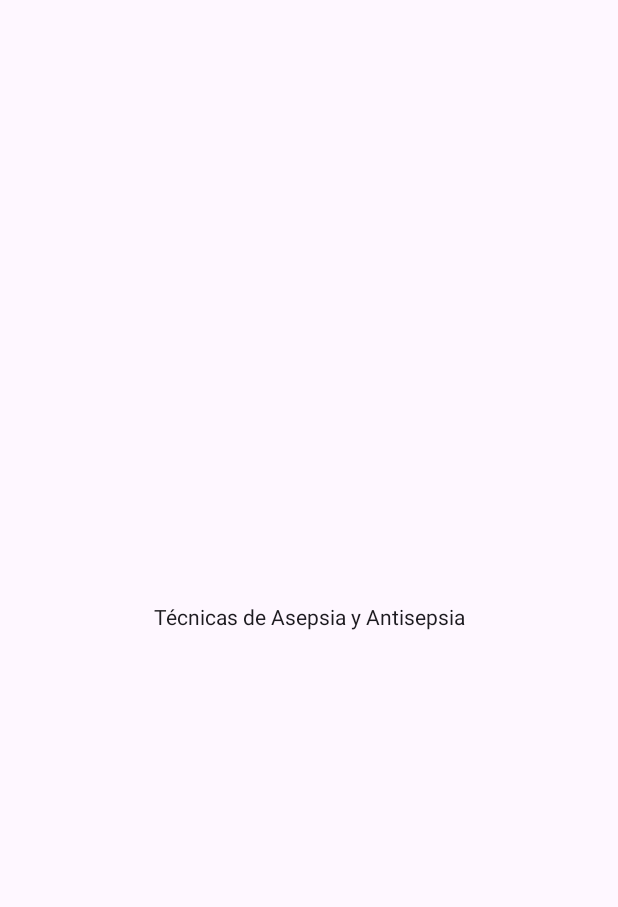
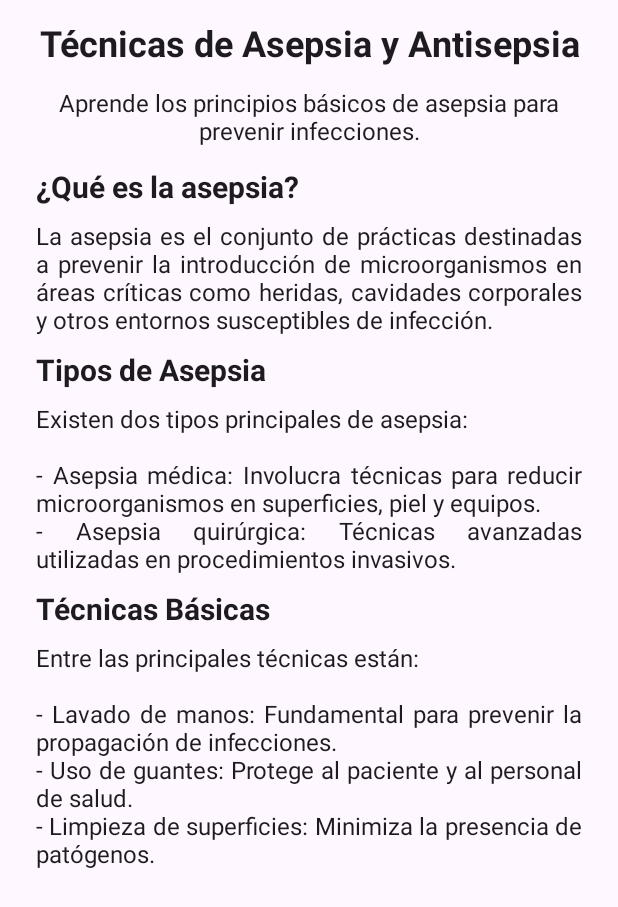
Before and after one commit to ElVatoEste/PracticaPro, an Android app built with Jetpack Compose: the AsepsiaScreen screen opened through its navigation route, on a phone screen of 412 x 824 dp. Before the commit the part shown is almost empty. Shown: the top 907 px of the screen. Run offline under Robolectric (Android 15) with nearby library versions, the phone set to English and light mode, and no system bars.

Commit message:
Inicio del primer modulo

```diff
--- a/app/src/main/java/com/example/practicapro/ui/navigation/AppNavigation.kt
+++ b/app/src/main/java/com/example/practicapro/ui/navigation/AppNavigation.kt
@@ -22,9 +22,9 @@ fun AppNavigation() {
         composable("main") { MainScreen(navController) }
         // Pantallas de los Módulos
         composable("calculadora") { CalculadoraScreen() }
-        composable("tecnicas_de_asepsia_y_antisepsia") { AsepsiaScreen() }
-        composable("procedimientos_basicos") { ProcedimientosScreen() }
-        composable("administracion_de_medicamentos") { MedicamentosScreen() }
-        composable("urgencias_medicas") { UrgenciasScreen() }
+        composable("tecnicas") { AsepsiaScreen() }
+        composable("procedimientos") { ProcedimientosScreen() }
+        composable("administracion") { MedicamentosScreen() }
+        composable("urgencias") { UrgenciasScreen() }
     }
 }
--- a/app/src/main/java/com/example/practicapro/ui/screen/modules/AsepsiaScreen.kt
+++ b/app/src/main/java/com/example/practicapro/ui/screen/modules/AsepsiaScreen.kt
@@ -1,18 +1,89 @@
 package com.example.practicapro.ui.screen.modules
 
-import androidx.compose.foundation.layout.Box
-import androidx.compose.foundation.layout.fillMaxSize
+import androidx.compose.foundation.layout.*
 import androidx.compose.material3.Text
 import androidx.compose.runtime.Composable
 import androidx.compose.ui.Alignment
 import androidx.compose.ui.Modifier
+import androidx.compose.ui.text.font.FontWeight
+import androidx.compose.ui.text.style.TextAlign
+import androidx.compose.ui.unit.dp
+import androidx.compose.ui.unit.sp
 
 @Composable
 fun AsepsiaScreen() {
-    Box(
-        modifier = Modifier.fillMaxSize(),
-        contentAlignment = Alignment.Center
+    Column(
+        modifier = Modifier
+            .fillMaxSize()
+            .padding(16.dp),
+        verticalArrangement = Arrangement.spacedBy(16.dp),
+        horizontalAlignment = Alignment.CenterHorizontally
     ) {
-        Text(text = "Técnicas de Asepsia y Antisepsia")
+        // Título principal
+        Text(
+            text = "Técnicas de Asepsia y Antisepsia",
+            fontSize = 24.sp,
+            fontWeight = FontWeight.Bold,
+            textAlign = TextAlign.Center
+        )
+
+        // Subtítulo
+        Text(
+            text = "Aprende los principios básicos de asepsia para prevenir infecciones.",
+            fontSize = 16.sp,
+            textAlign = TextAlign.Center
+        )
+
+        // Sección de contenido
+        Column(
+            modifier = Modifier
+                .fillMaxWidth()
+                .padding(horizontal = 8.dp),
+            verticalArrangement = Arrangement.spacedBy(12.dp)
+        ) {
+            // Concepto de asepsia
+            SectionTitle("¿Qué es la asepsia?")
+            SectionContent(
+                "La asepsia es el conjunto de prácticas destinadas a prevenir la introducción de microorganismos en áreas críticas como heridas, cavidades corporales y otros entornos susceptibles de infección."
+            )
+
+            // Tipos de asepsia
+            SectionTitle("Tipos de Asepsia")
+            SectionContent(
+                "Existen dos tipos principales de asepsia:\n\n" +
+                        "- Asepsia médica: Involucra técnicas para reducir microorganismos en superficies, piel y equipos.\n" +
+                        "- Asepsia quirúrgica: Técnicas avanzadas utilizadas en procedimientos invasivos."
+            )
+
+            // Técnicas básicas
+            SectionTitle("Técnicas Básicas")
+            SectionContent(
+                "Entre las principales técnicas están:\n\n" +
+                        "- Lavado de manos: Fundamental para prevenir la propagación de infecciones.\n" +
+                        "- Uso de guantes: Protege al paciente y al personal de salud.\n" +
+                        "- Limpieza de superficies: Minimiza la presencia de patógenos."
+            )
+        }
     }
 }
+
+@Composable
+fun SectionTitle(title: String) {
+    Text(
+        text = title,
+        fontSize = 20.sp,
+        fontWeight = FontWeight.Bold,
+        textAlign = TextAlign.Start,
+        modifier = Modifier.fillMaxWidth()
+    )
+}
+
+@Composable
+fun SectionContent(content: String) {
+    Text(
+        text = content,
+        fontSize = 16.sp,
+        textAlign = TextAlign.Justify,
+        modifier = Modifier.fillMaxWidth()
+    )
+}
```
Also changed, not shown: app/src/main/java/com/example/practicapro/ui/screen/main/MainScreen.kt (+75 -62 lines).
